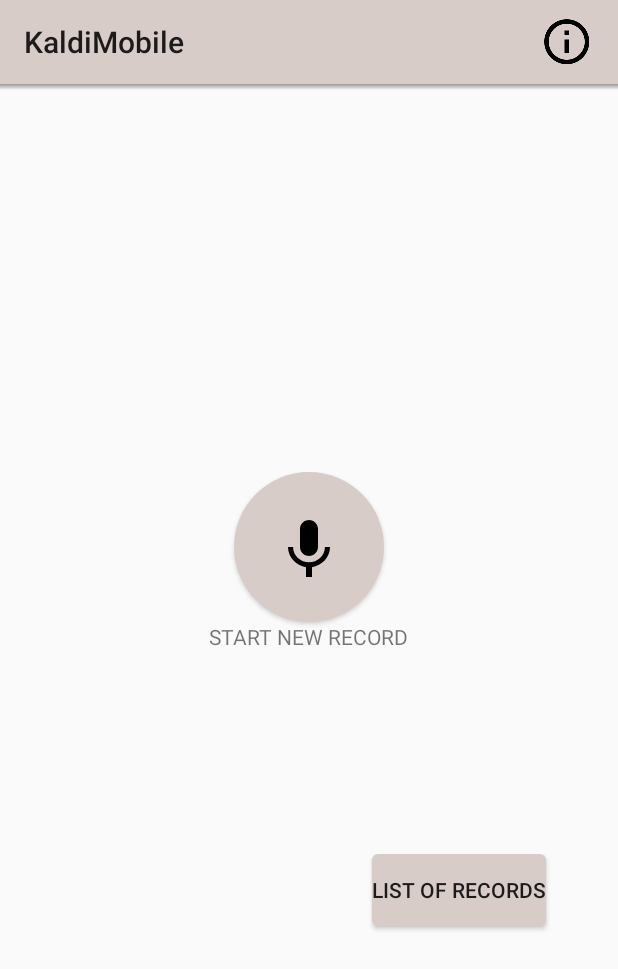
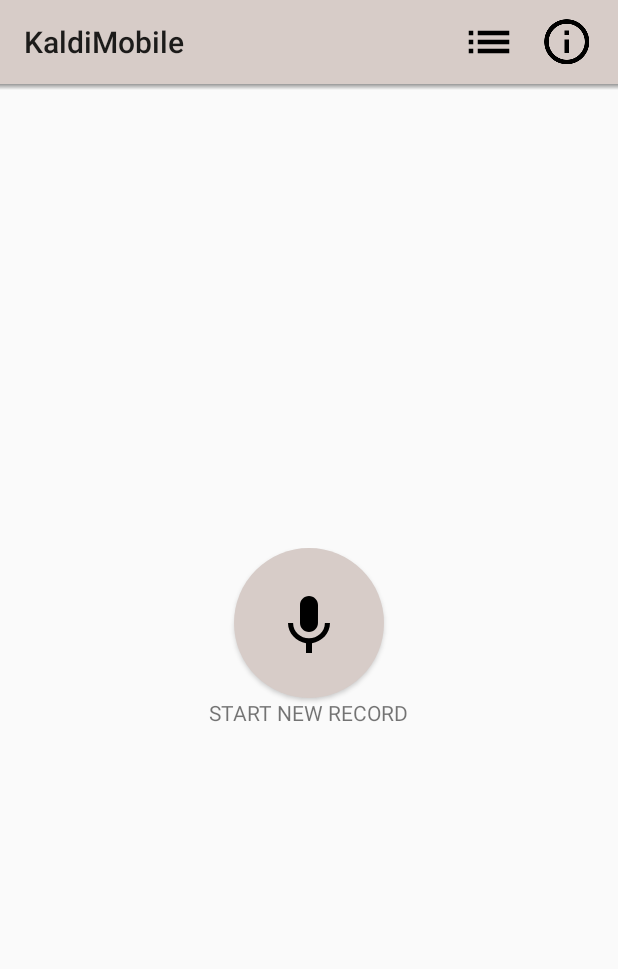
Before and after one commit to AndreaCarraro26/SpeechRecon1516, an Android app: the screen it shows after launch (MainActivity), on a phone screen of 412 x 824 dp. Shown: the top 969 px of the screen. Run offline under Robolectric (Android 15) with nearby library versions, the phone set to English and light mode, and no system bars.

Commit message:
- sistemato layout main

```diff
--- a/app/src/main/res/layout-land/activity_main.xml
+++ b/app/src/main/res/layout-land/activity_main.xml
@@ -26,28 +26,14 @@
         android:layout_width="match_parent"
         android:layout_height="match_parent"
         tools:context="include_team.speechrecon1516.MainActivity"
-        android:weightSum="3">
+        android:weightSum="100">
 
-        <RelativeLayout
-            android:layout_width="0dp"
-            android:layout_height="match_parent"
-            android:layout_weight="1">
-
-            <Button
-                android:id="@+id/button_list"
-                android:layout_width="wrap_content"
-                android:layout_height="wrap_content"
-                android:text="@string/list_button"
-                android:background="@drawable/list_button"
-                android:layout_centerInParent="true"/>
-
-        </RelativeLayout>
 
         <!--stopwatch-->
         <RelativeLayout
             android:layout_width="0dp"
             android:layout_height="match_parent"
-            android:layout_weight="1">
+            android:layout_weight="50">
 
             <Chronometer
                 android:id="@+id/chronometer"
@@ -65,7 +51,7 @@
         <RelativeLayout
             android:layout_width="0dp"
             android:layout_height="match_parent"
-            android:layout_weight="1">
+            android:layout_weight="50">
 
             <Button
                 android:id="@+id/button_record"
--- a/app/src/main/res/layout/activity_main.xml
+++ b/app/src/main/res/layout/activity_main.xml
@@ -7,7 +7,7 @@
     android:layout_width="match_parent"
     android:layout_height="match_parent"
     tools:context="include_team.speechrecon1516.MainActivity"
-    android:weightSum="3">
+    android:weightSum="100">
 
     <include
         layout="@layout/toolbar_main"
@@ -24,7 +24,7 @@
     <RelativeLayout
         android:layout_width="match_parent"
         android:layout_height="0dp"
-        android:layout_weight="1">
+        android:layout_weight="40">
 
         <Chronometer
             android:id="@+id/chronometer"
@@ -42,7 +42,7 @@
     <RelativeLayout
         android:layout_width="match_parent"
         android:layout_height="0dp"
-        android:layout_weight="1">
+        android:layout_weight="60">
 
         <Button
             android:id="@+id/button_record"
@@ -65,23 +65,5 @@
 
     </RelativeLayout>
 
-    <RelativeLayout
-        android:layout_width="match_parent"
-        android:layout_height="0dp"
-        android:layout_weight="1">
-
-        <Button
-            android:id="@+id/button_list"
-            android:layout_width="wrap_content"
-            android:layout_height="wrap_content"
-            android:text="@string/list_button"
-            android:background="@drawable/list_button"
-            android:layout_alignParentRight="true"
-            android:layout_marginEnd="48dp" />
-
-    </RelativeLayout>
-
-
-
 
 </LinearLayout>
--- a/app/src/main/res/layout/toolbar_main.xml
+++ b/app/src/main/res/layout/toolbar_main.xml
@@ -12,6 +12,7 @@
     android:titleTextColor="@color/title"
     android:subtitleTextColor="@color/subtitle" >
 
+
     <Button
         android:id="@+id/info_button"
         android:background="@drawable/ic_info_outline_black_36dp"
@@ -21,4 +22,13 @@
         android:layout_marginRight="16dp"
         />
 
+    <Button
+        android:id="@+id/button_list"
+        android:background="@drawable/ic_list_black_36dp"
+        android:layout_width="36dp"
+        android:layout_height="36dp"
+        android:layout_gravity="right"
+        android:layout_marginRight="16dp"
+        />
+
 </android.support.v7.widget.Toolbar >
```
Also changed, not shown: app/src/main/res/drawable-hdpi/ic_list_black_36dp.png (added), app/src/main/res/drawable-mdpi/ic_list_black_36dp.png (added), app/src/main/res/drawable-xhdpi/ic_list_black_36dp.png (added), app/src/main/res/drawable-xxhdpi/ic_list_black_36dp.png (added), app/src/main/res/drawable-xxxhdpi/ic_list_black_36dp.png (added).
